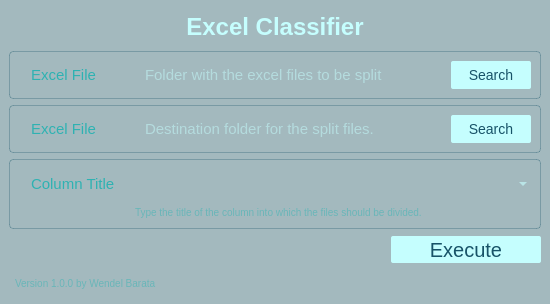
First picture: the form in UI/excel_classifier.ui, repository WendelBarata/Excel-Classifier, before the edit.
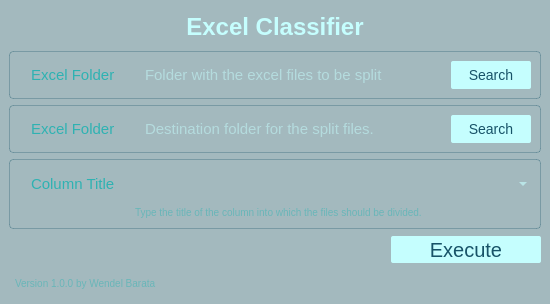
Second picture: the form after the edit.

```diff
--- a/UI/excel_classifier.ui
+++ b/UI/excel_classifier.ui
@@ -133,7 +133,7 @@
 	font-size: 15px;</string>
          </property>
          <property name="text">
-          <string>Excel File</string>
+          <string>Excel Folder</string>
          </property>
         </widget>
        </item>
@@ -320,7 +320,7 @@
 	font-size: 15px;</string>
          </property>
          <property name="text">
-          <string>Excel File</string>
+          <string>Excel Folder</string>
          </property>
         </widget>
        </item>
```
